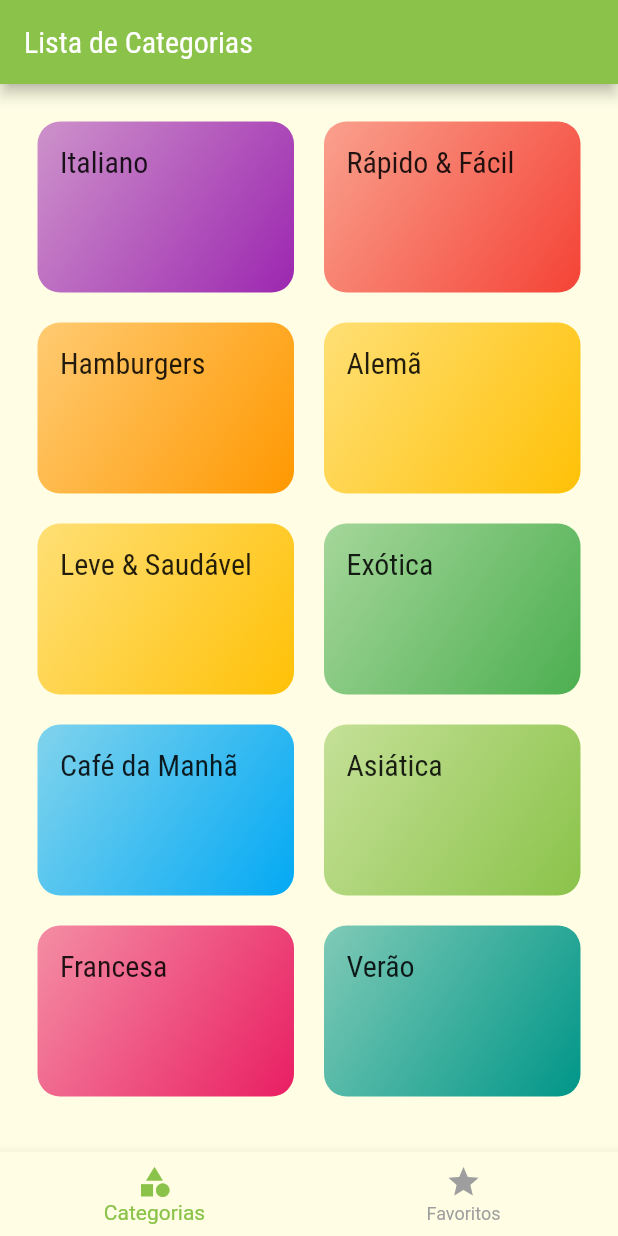
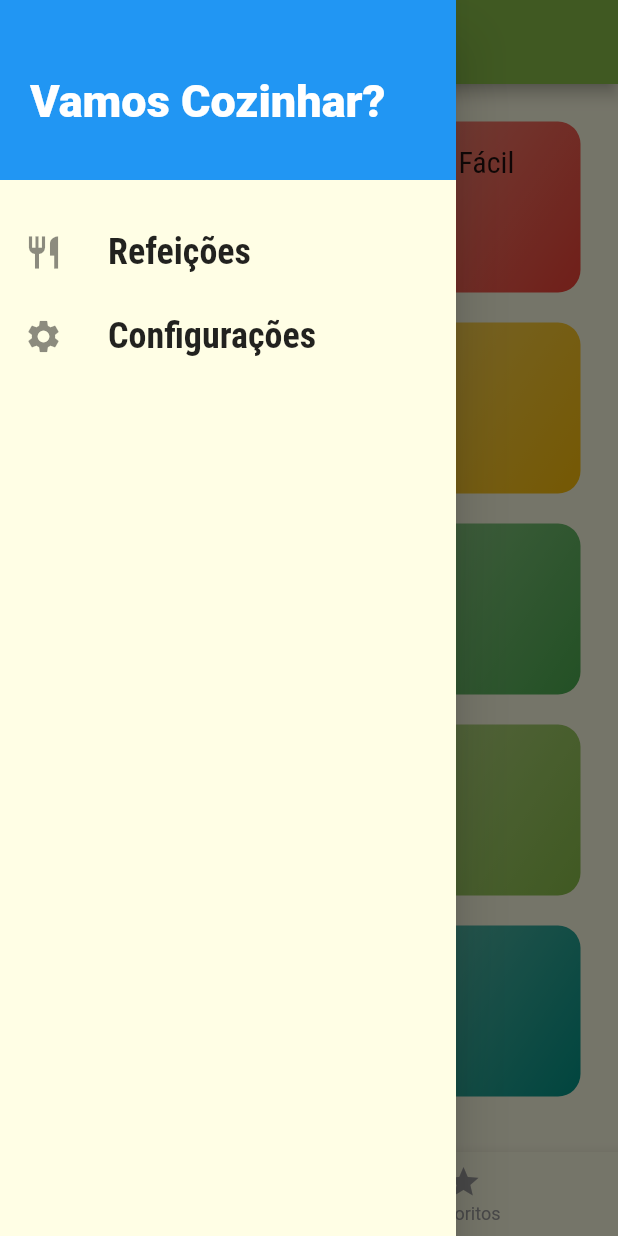
Before and after one commit to maxswell-yoo/Meals-Shop-APP, a Flutter app: the screen it shows after launch, with the side drawer open (before the commit the screen has no drawer), on a phone screen of 412 x 824 dp. Run offline on Flutter 3.47's test engine with Material 2 defaults, Android fonts, the phone set to English and light mode, and no system bars.

Commit message:
Adicionando Drawer

```diff
--- /dev/null
+++ b/lib/components/main_drawer.dart
@@ -0,0 +1,64 @@
+import 'package:flutter/material.dart';
+import 'package:meals/utils/app_routes.dart';
+
+class MainDrawer extends StatelessWidget {
+  const MainDrawer({super.key});
+
+
+  Widget _createItem(IconData icon, String label, Function() onTap) {
+    return ListTile(
+      leading: Icon(
+        icon,
+        size: 26,
+      ),
+      title: Text(
+        label,
+        style: const TextStyle(
+          fontFamily: 'RobotoCondensed',
+          fontSize: 24,
+          fontWeight: FontWeight.bold
+        ),
+      ),
+      onTap: onTap,
+    );
+  }
+  @override
+  Widget build(BuildContext context) {
+    return Drawer(
+      child: Column(
+        children: [
+          Container(
+            height: 120,
+            width: double.infinity,
+            padding: const EdgeInsets.only(
+              top: 50,
+              right: 20,
+              left: 20,
+              bottom: 20
+            ),
+            color: Theme.of(context).colorScheme.secondary,
+            child: const Text(
+              'Vamos Cozinhar?',
+              style: TextStyle(
+                fontWeight: FontWeight.w900,
+                fontSize: 30,
+                color: Colors.white
+              ),
+            ),
+          ),
+          const SizedBox(height: 20),
+          _createItem(
+            Icons.restaurant,
+            'Refeições',
+            () => Navigator.of(context).pushReplacementNamed(AppRoutes.HOME)
+          ),
+          _createItem(
+            Icons.settings,
+            'Configurações',
+            () => Navigator.of(context).pushReplacementNamed(AppRoutes.SETTINGS)
+          )
+        ],
+      ),
+    );
+  }
+}
--- a/lib/main.dart
+++ b/lib/main.dart
@@ -1,9 +1,12 @@
 import 'dart:io';
 import 'package:flutter/material.dart';
+import 'package:meals/data/dummy_data.dart';
 import 'package:meals/screens/categories_meals_screen.dart';
 import 'package:meals/screens/meal_detail_screen.dart';
+import 'package:meals/screens/settings_screen.dart';
 import 'package:meals/screens/tabs_screen.dart';
 import 'package:meals/utils/my_htpps_overrides.dart';
+import 'models/meal.dart';
 import 'screens/categories_screen.dart';
 import 'utils/app_routes.dart';
 
@@ -12,8 +15,16 @@ void main() {
   runApp(const MyApp());
 }
 
-class MyApp extends StatelessWidget {
+class MyApp extends StatefulWidget {
   const MyApp({super.key});
+
+  @override
+  State<MyApp> createState() => _MyAppState();
+}
+
+class _MyAppState extends State<MyApp> {
+
+  List<Meal> _availableMeals = DUMMY_MEALS;
 
   @override
   Widget build(BuildContext context) {
@@ -35,8 +46,9 @@ class MyApp extends StatelessWidget {
       ),
       routes: {
         AppRoutes.HOME: (context) => const TabsScreen(),
-        AppRoutes.CATEGORIES_MEALS: (context) => const CategoriesMealsScreen(),
-        AppRoutes.MEAL_DETAIL:(context) => const MealDetailScreen()
+        AppRoutes.CATEGORIES_MEALS: (context) => CategoriesMealsScreen(_availableMeals),
+        AppRoutes.MEAL_DETAIL:(context) => const MealDetailScreen(),
+        AppRoutes.SETTINGS:(context) => const SettingsScreen()
       },
       onGenerateRoute: (settings) {
         return MaterialPageRoute(
--- a/lib/screens/categories_meals_screen.dart
+++ b/lib/screens/categories_meals_screen.dart
@@ -1,12 +1,14 @@
 import 'package:flutter/material.dart';
 import 'package:meals/components/meal_item.dart';
 import 'package:meals/models/category.dart';
+import 'package:meals/models/meal.dart';
 import '../data/dummy_data.dart';
 
 class CategoriesMealsScreen extends StatelessWidget {
 
+  final List<Meal> meals;
 
-  const CategoriesMealsScreen({super.key});
+  const CategoriesMealsScreen(this.meals, {super.key});
 
   @override
   Widget build(BuildContext context) {
--- a/lib/screens/tabs_screen.dart
+++ b/lib/screens/tabs_screen.dart
@@ -1,5 +1,6 @@
 
 import 'package:flutter/material.dart';
+import 'package:meals/components/main_drawer.dart';
 import 'package:meals/screens/categories_screen.dart';
 import 'package:meals/screens/favorite_screen.dart';
 
@@ -32,6 +33,7 @@ class _TabsScreenState extends State<TabsScreen> {
           _screens[_selectedScreenIndex]['title'] as String
         ),
       ),
+      drawer: const MainDrawer(),
       body: _screens[_selectedScreenIndex]['screen'] as Widget,
       bottomNavigationBar: BottomNavigationBar(
         onTap: _selectScren,
--- a/lib/utils/app_routes.dart
+++ b/lib/utils/app_routes.dart
@@ -2,4 +2,5 @@ class AppRoutes {
   static const HOME = '/';
   static const CATEGORIES_MEALS = '/categories-meals';
   static const MEAL_DETAIL = '/meal-detail';
+  static const SETTINGS = '/settings';
 }
```
Also changed, not shown: lib/components/meal_item.dart (+7 -1 lines), lib/models/settings.dart (added, +13 -0 lines), lib/screens/meal_detail_screen.dart (+7 -1 lines), lib/screens/settings_screen.dart (added, +78 -0 lines).
